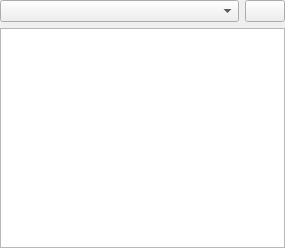
Old version of the form app/ui/queue.ui in the repository KrakSat-2016/kraksat-receiver.
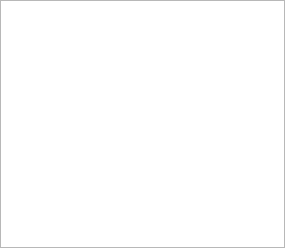
New version of the form. Icons and pictures are not drawn. Custom widgets are drawn as their Qt base class.

What changed in the file:
```diff
--- a/app/ui/queue.ui
+++ b/app/ui/queue.ui
@@ -27,46 +27,6 @@
     <property name="bottomMargin">
      <number>0</number>
     </property>
-    <item>
-     <layout class="QHBoxLayout" name="horizontalLayout_2">
-      <item>
-       <widget class="FilterComboBox" name="filterComboBox">
-        <property name="sizePolicy">
-         <sizepolicy hsizetype="Preferred" vsizetype="Preferred">
-          <horstretch>0</horstretch>
-          <verstretch>0</verstretch>
-         </sizepolicy>
-        </property>
-       </widget>
-      </item>
-      <item>
-       <widget class="QPushButton" name="pauseButton">
-        <property name="sizePolicy">
-         <sizepolicy hsizetype="Fixed" vsizetype="Preferred">
-          <horstretch>0</horstretch>
-          <verstretch>0</verstretch>
-         </sizepolicy>
-        </property>
-        <property name="toolTip">
-         <string>Pause the queue</string>
-        </property>
-        <property name="icon">
-         <iconset resource="res/res.qrc">
-          <normaloff>:/res/pause.svg</normaloff>:/res/pause.svg</iconset>
-        </property>
-        <property name="iconSize">
-         <size>
-          <width>14</width>
-          <height>14</height>
-         </size>
-        </property>
-        <property name="checkable">
-         <bool>true</bool>
-        </property>
-       </widget>
-      </item>
-     </layout>
-    </item>
     <item>
      <widget class="QTableView" name="table">
       <property name="alternatingRowColors">
@@ -98,16 +58,6 @@
    </layout>
   </widget>
  </widget>
- <customwidgets>
-  <customwidget>
-   <class>FilterComboBox</class>
-   <extends>QComboBox</extends>
-   <header>app.filtercombobox</header>
-   <slots>
-    <signal>popup_hidden()</signal>
-   </slots>
-  </customwidget>
- </customwidgets>
  <resources>
   <include location="res/res.qrc"/>
  </resources>
```
Left out of the diff: 19 changed lines with no effect on the pictures.
